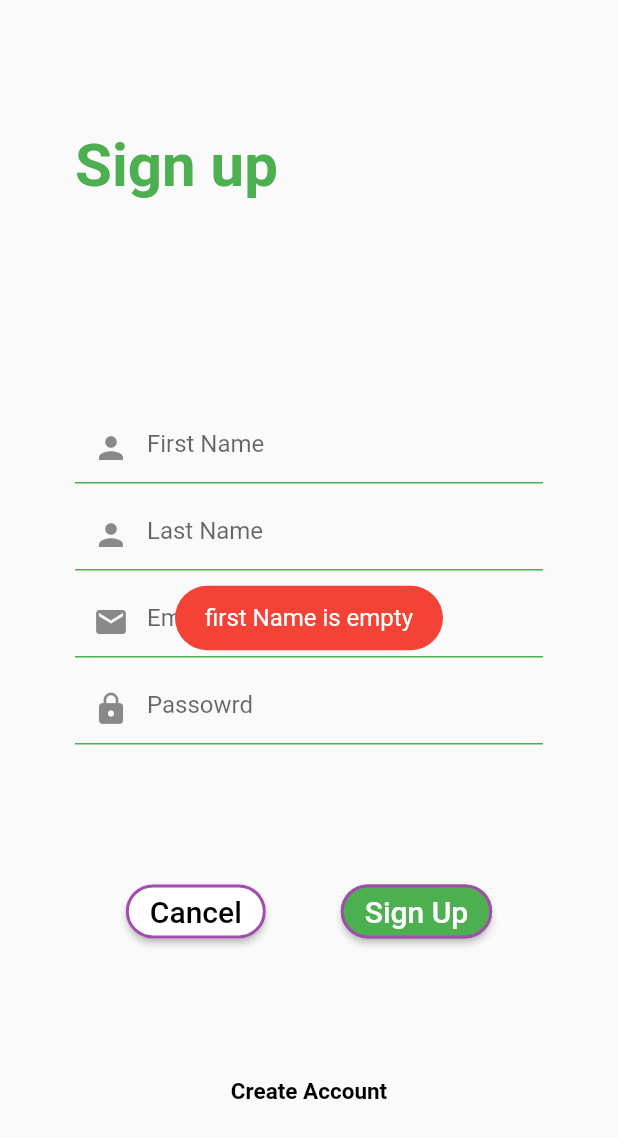
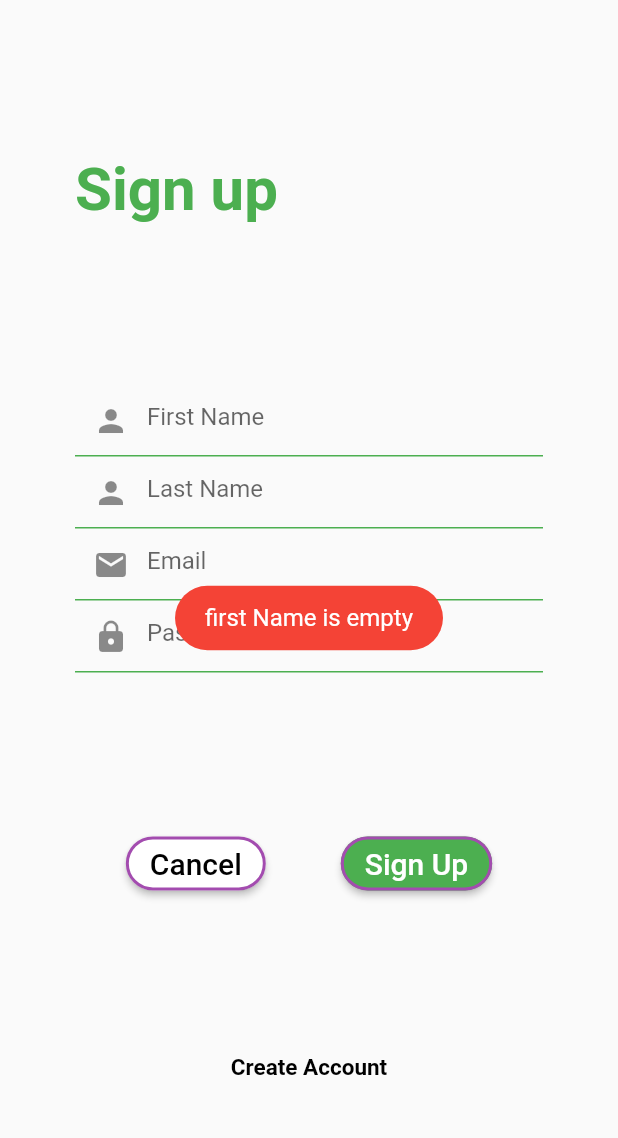
Before and after one commit to Nc-upadhyay/foodOrderingFlutterApp, a Flutter app: the SingUpPagge screen opened by its route, after a tap on "Sign Up", on a phone screen of 412 x 824 dp. Shown: the top 1138 px of the screen. Run offline on Flutter 3.47's test engine with Material 2 defaults, Android fonts, the phone set to English and light mode, and no system bars; drawn by our look-alikes of animated_text_kit; our stand-ins replace cloud_firestore, firebase_auth, firebase_core, fluttertoast; accounts and stored records are empty; network calls fail.

Commit message:
App :: sign and signup completed

```diff
--- a/lib/main.dart
+++ b/lib/main.dart
@@ -1,9 +1,12 @@
+import 'package:firebase_core/firebase_core.dart';
 import 'package:flutter/material.dart';
 import 'package:food_ordering_app/welcome/WelcomeScreen.dart';
 import 'package:food_ordering_app/welcome/loginPage.dart';
 import 'package:food_ordering_app/welcome/signupPage.dart';
 
-void main() {
+void main() async {
+  WidgetsFlutterBinding.ensureInitialized();
+  await Firebase.initializeApp();
   runApp(MyApp());
 }
 
--- a/lib/welcome/signupPage.dart
+++ b/lib/welcome/signupPage.dart
@@ -1,6 +1,7 @@
-import 'dart:html';
 
 import 'package:animated_text_kit/animated_text_kit.dart';
+import 'package:cloud_firestore/cloud_firestore.dart';
+import 'package:firebase_auth/firebase_auth.dart';
 import 'package:flutter/material.dart';
 import 'package:fluttertoast/fluttertoast.dart';
 
@@ -18,36 +19,38 @@ class _SingUpPaggeState extends State<SingUpPagge> {
   TextEditingController email = new TextEditingController();
   TextEditingController password = new TextEditingController();
 
-  void validation() {
-    if (firstName.text.trim().isEmpty || firstName.text.trim() == null) {
+  bool validation() {
+    RegExp emailRegExp = RegExp(
+        r"^[a-zA-Z0-9.!#$%&'*+/=?^_`{|}~-]+@[a-zA-Z0-9](?:[a-zA-Z0-9-]{0,253}[a-zA-Z0-9])?(?:\.[a-zA-Z0-9](?:[a-zA-Z0-9-]{0,253}[a-zA-Z0-9])?)*$");
+    if (firstName.text.trim().isEmpty) {
       showToast("first Name is empty");
-      return;
-    } else if (lastName.text.trim().isEmpty || lastName.text.trim() == null) {
+      return false;
+    } else if (lastName.text.trim().isEmpty) {
       showToast("Last Name is empty");
-      return;
-    } else if (email.text.trim().isEmpty || email.text.trim() == null) {
-      showToast("Email Name is empty");
-      return;
+      return false;
+    } else if (email.text.trim().isEmpty) {
+      showToast("Email Name is empty ");
+      return false;
     }
-    if (password.text.trim().isEmpty || password.text.trim() == null) {
+    if (password.text.trim().isEmpty) {
       showToast("Password Name is empty");
-      return;
+      return false;
     }
+    return true;
   }
 
   @override
   Widget build(BuildContext context) {
     return Scaffold(
       key: globalKey,
-      body: SafeArea(
-        child: Container(
+      body: Container(
         margin: EdgeInsets.symmetric(horizontal: 50),
         child: Column(
             crossAxisAlignment: CrossAxisAlignment.start,
             mainAxisAlignment: MainAxisAlignment.spaceEvenly,
             children: [
               Container(
-                  height: 100,
+                height: 50,
                 child: AnimatedTextKit(repeatForever: true, animatedTexts: [
                   FadeAnimatedText(
                     'Sign up',
@@ -58,24 +61,21 @@ class _SingUpPaggeState extends State<SingUpPagge> {
                   ),
                 ]),
               ),
-                Column(
+              SingleChildScrollView(
+                scrollDirection: Axis.vertical,
+                child: Column(
                   children: [
                     MyTextField(
                         "First Name", Icon(Icons.person), false, firstName),
-                    const SizedBox(
-                      height: 10,
-                    ),
+
                     MyTextField(
                         "Last Name", Icon(Icons.person), false, lastName),
-                    SizedBox(
-                      height: 10,
-                    ),
+
                     MyTextField("Email", Icon(Icons.email), false, email),
-                    SizedBox(
-                      height: 10,
-                    ),
+
                     MyTextField("Passowrd", Icon(Icons.lock), true, password),
                   ],
+                ),
               ),
               Row(
                 mainAxisAlignment: MainAxisAlignment.center,
@@ -104,7 +104,6 @@ class _SingUpPaggeState extends State<SingUpPagge> {
               )
             ]),
       ),
-      ),
     );
   }
 
@@ -120,7 +119,8 @@ class _SingUpPaggeState extends State<SingUpPagge> {
           if (name == "Cancel") {
             Navigator.pushNamed(context, 'home');
           } else {
-            validation();
+            if(validation());
+            signUp();
           }
         },
         child: Text(name, style: TextStyle(fontSize: 20, color: textColors)));
@@ -136,4 +136,36 @@ class _SingUpPaggeState extends State<SingUpPagge> {
         textColor: Colors.white,
         fontSize: 16.0);
   }
+  Future signUp() async
+  {
+    try {
+      final credential = await FirebaseAuth.instance.createUserWithEmailAndPassword(
+        email: email.text.trim(),
+        password: password.text.trim(),
+      );
+      showToast("Sign Up Successful");
+      saveUserData();
+    } on FirebaseAuthException catch (e) {
+      if (e.code == 'weak-password') {
+        showToast("he password provided is too weak.");
+        showToast('The password provided is too weak.');
+      } else if (e.code == 'email-already-in-use') {
+        showToast('The account already exists for that email.');
       }
+    } catch (e) {
+      print(e);
+    }
+
+
+
+  }
+  Future saveUserData() async{
+    FirebaseFirestore.instance.collection("userData").doc().set({
+      "firstName":firstName.text,
+      "lastName":lastName.text,
+      "email":email.text,
+      "password":password.text
+    });
+    print("Data Store");
+  }
+}
--- a/pubspec.yaml
+++ b/pubspec.yaml
@@ -37,6 +37,10 @@ dependencies:
   # The following adds the Cupertino Icons font to your application.
   # Use with the CupertinoIcons class for iOS style icons.
   cupertino_icons: ^1.0.2
+  cloud_firestore: ^4.4.5
+  firebase_auth: ^4.3.0
+  firebase_storage: ^11.0.16
+  firebase_core: ^2.8.0
 
 dev_dependencies:
   flutter_test:
```
Also changed, not shown: lib/welcome/loginPage.dart (+88 -6 lines), lib/model/User.dart (added), pubspec.lock, 5 other files. Lines whose indentation alone changed are shown as unchanged.
